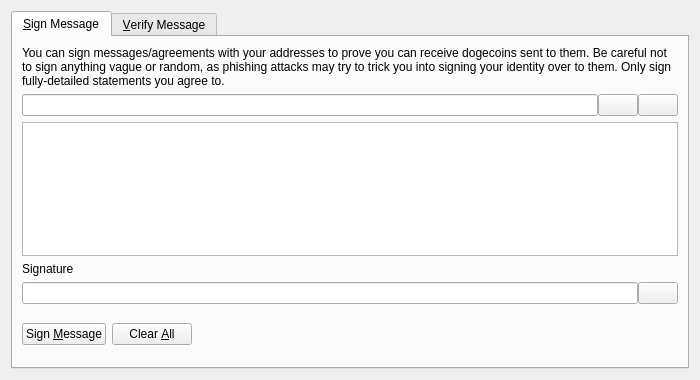
Above: src/qt/forms/signverifymessagedialog.ui from rnicoll/dogecoin before the change. Below: the same form after it.
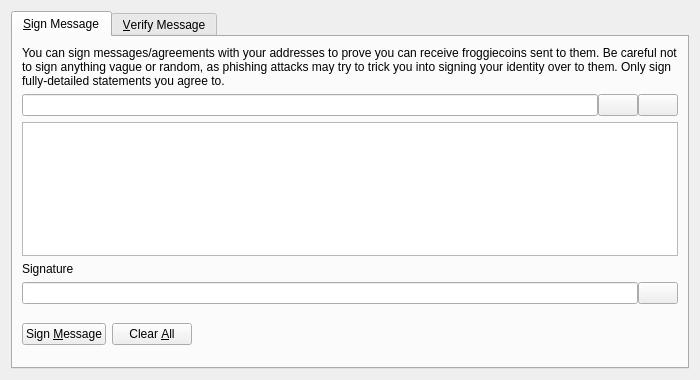
That is the form after the change. Icons and pictures are not drawn. Custom widgets are drawn as their Qt base class.

Commit message: Basic branding for Froggiecoin

Diff of the .ui file:
```diff
--- a/src/qt/forms/signverifymessagedialog.ui
+++ b/src/qt/forms/signverifymessagedialog.ui
@@ -30,7 +30,7 @@
        <item>
         <widget class="QLabel" name="infoLabel_SM">
          <property name="text">
-          <string>You can sign messages/agreements with your addresses to prove you can receive dogecoins sent to them. Be careful not to sign anything vague or random, as phishing attacks may try to trick you into signing your identity over to them. Only sign fully-detailed statements you agree to.</string>
+          <string>You can sign messages/agreements with your addresses to prove you can receive froggiecoins sent to them. Be careful not to sign anything vague or random, as phishing attacks may try to trick you into signing your identity over to them. Only sign fully-detailed statements you agree to.</string>
          </property>
          <property name="textFormat">
           <enum>Qt::PlainText</enum>
```
Left out of the diff: 8 changed lines with no effect on the pictures. The commit also changes 30 other files.
